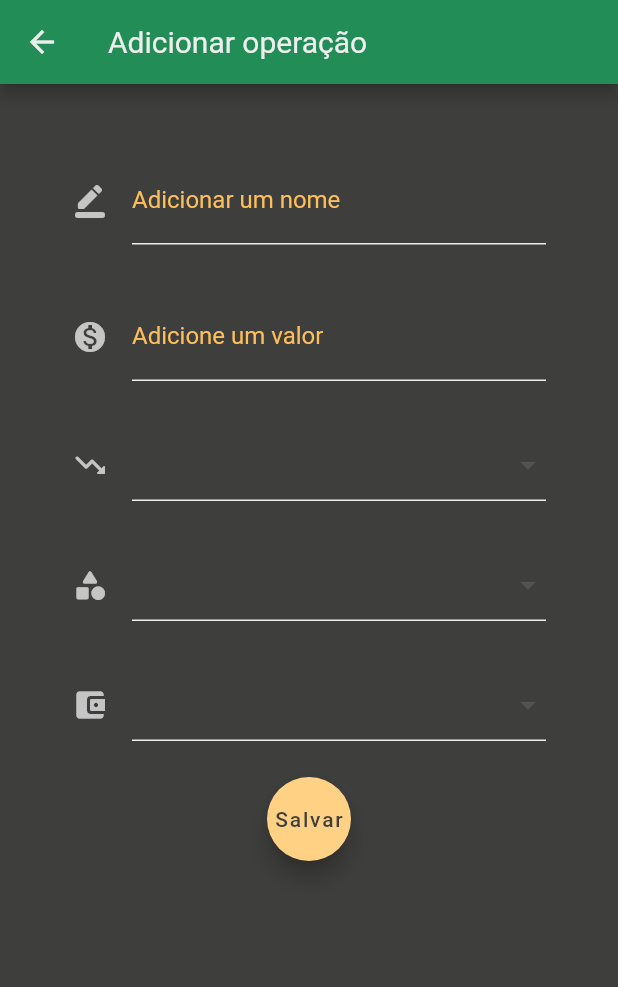
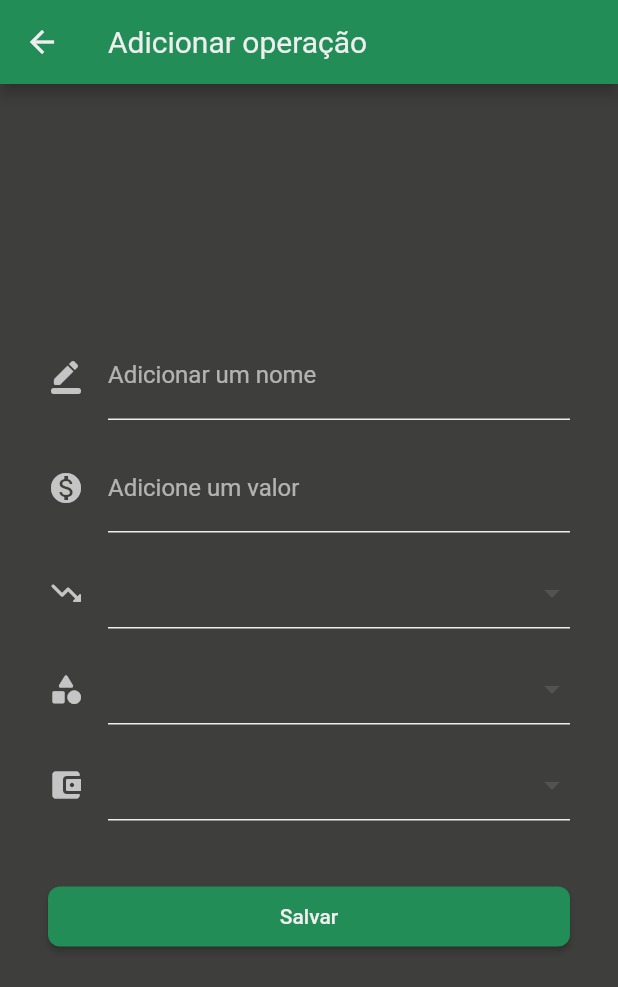
Before and after one commit to proz-tecnologia/PIT02GP07, a Flutter app: the AddTransactions screen opened directly with empty values, on a phone screen of 412 x 824 dp. Shown: the top 987 px of the screen. Run offline on Flutter 3.47's test engine with Material 2 defaults, Android fonts, the phone set to English and light mode, and no system bars; our stand-ins replace firebase_core, shared_preferences; accounts and stored records are empty; statements that could not run were skipped.

Commit message:
update add Transactions page

```diff
--- a/lib/src/pages/auth/sign_up/components/sign_up_button.dart
+++ b/lib/src/pages/auth/sign_up/components/sign_up_button.dart
@@ -1,5 +1,3 @@
-// ignore_for_file: use_build_context_synchronously
-
 import 'package:flutter/material.dart';
 import 'package:pit02gp07/src/core/theme/app_text_style.dart';
 import 'package:pit02gp07/src/pages/auth/login/login_page.dart';
@@ -17,7 +15,9 @@ class SignUpButton extends StatelessWidget {
     required this.password,
   });
 
-  final controller = SignUpController(onUpdate: () {});
+  final controller = SignUpController(
+      //onUpdate: () {},
+      );
 
   @override
   Widget build(BuildContext context) {
@@ -31,17 +31,23 @@ class SignUpButton extends StatelessWidget {
               child: CircularProgressIndicator(),
             ),
           );
-          await controller.signUp(
+          await controller
+              .signUp(
             name: name,
             mail: mail,
             password: password,
+          )
+              .then(
+            (value) {
+              Navigator.pop(context);
+              Navigator.push(
+                context,
+                MaterialPageRoute(
+                  builder: (context) => const LoginPage(),
+                ),
+              );
+            },
           );
-          Navigator.pop(context);
-          Navigator.push(
-              context,
-              MaterialPageRoute(
-                builder: (context) => const LoginPage(),
-              ));
         },
         child: const Text(
           'Confirmar',
--- a/lib/src/pages/transactions/add_transaction/add_transactions.dart
+++ b/lib/src/pages/transactions/add_transaction/add_transactions.dart
@@ -1,5 +1,4 @@
 import 'package:flutter/material.dart';
-
 import '../../../core/theme/app_colors.dart';
 import 'controller/add_transaction_controller.dart';
 
@@ -43,17 +42,22 @@ class _AddTransactionsState extends State<AddTransactions> {
       appBar: AppBar(
         title: const Text('Adicionar operação'),
       ),
-      body: Padding(
-        padding: const EdgeInsets.all(24.0),
+      body: Container(
+        height: MediaQuery.of(context).size.height,
+        width: double.infinity,
+        alignment: Alignment.center,
         child: Form(
           key: _formKey,
           autovalidateMode: AutovalidateMode.onUserInteraction,
-          child: Padding(
-            padding: const EdgeInsets.all(8.0),
+          child: SingleChildScrollView(
             child: Column(
+              mainAxisAlignment: MainAxisAlignment.center,
               children: [
                 Container(
-                  padding: const EdgeInsets.all(16.0),
+                  padding: const EdgeInsets.symmetric(
+                    vertical: 8.0,
+                    horizontal: 32,
+                  ),
                   child: TextFormField(
                     controller: nameController,
                     validator: ((title) {
@@ -69,11 +73,14 @@ class _AddTransactionsState extends State<AddTransactions> {
                       ),
                       hintText: 'Informe um nome para a operação.',
                       labelText: 'Adicionar um nome',
-                        labelStyle: TextStyle(color: AppColors.darkGold)),
+                    ),
                   ),
                 ),
                 Container(
-                  padding: const EdgeInsets.all(16.0),
+                  padding: const EdgeInsets.symmetric(
+                    vertical: 8.0,
+                    horizontal: 32,
+                  ),
                   child: TextFormField(
                     controller: valueController,
                     validator: ((value) {
@@ -89,11 +96,14 @@ class _AddTransactionsState extends State<AddTransactions> {
                       ),
                       hintText: 'Informe o valor da operação.',
                       labelText: 'Adicione um valor',
-                        labelStyle: TextStyle(color: AppColors.darkGold)),
                     ),
                   ),
-                Padding(
-                  padding: const EdgeInsets.all(16.0),
+                ),
+                Container(
+                  padding: const EdgeInsets.symmetric(
+                    vertical: 8.0,
+                    horizontal: 32,
+                  ),
                   child: DropdownButtonFormField<String>(
                     decoration: const InputDecoration(
                       icon: Icon(Icons
@@ -118,8 +128,11 @@ class _AddTransactionsState extends State<AddTransactions> {
                     }).toList(),
                   ),
                 ),
-                Padding(
-                  padding: const EdgeInsets.all(16.0),
+                Container(
+                  padding: const EdgeInsets.symmetric(
+                    vertical: 8.0,
+                    horizontal: 32,
+                  ),
                   child: DropdownButtonFormField<String>(
                     decoration: const InputDecoration(
                         icon: Icon(Icons.category_rounded),
@@ -141,8 +154,11 @@ class _AddTransactionsState extends State<AddTransactions> {
                     }).toList(),
                   ),
                 ),
-                Padding(
-                  padding: const EdgeInsets.all(16.0),
+                Container(
+                  padding: const EdgeInsets.symmetric(
+                    vertical: 8.0,
+                    horizontal: 32,
+                  ),
                   child: DropdownButtonFormField<String>(
                     // - mudar o ícone caso seja carteira ou caso seja cartão
                     decoration: const InputDecoration(
@@ -167,9 +183,9 @@ class _AddTransactionsState extends State<AddTransactions> {
                     }).toList(),
                   ),
                 ),
-                Padding(
-                  padding: const EdgeInsets.all(8.0),
-                  child: FloatingActionButton(
+                Container(
+                  padding: const EdgeInsets.all(32.0),
+                  child: ElevatedButton(
                     onPressed: () {
                       Navigator.pop(
                         context,
```
Lines whose indentation alone changed are shown as unchanged.
